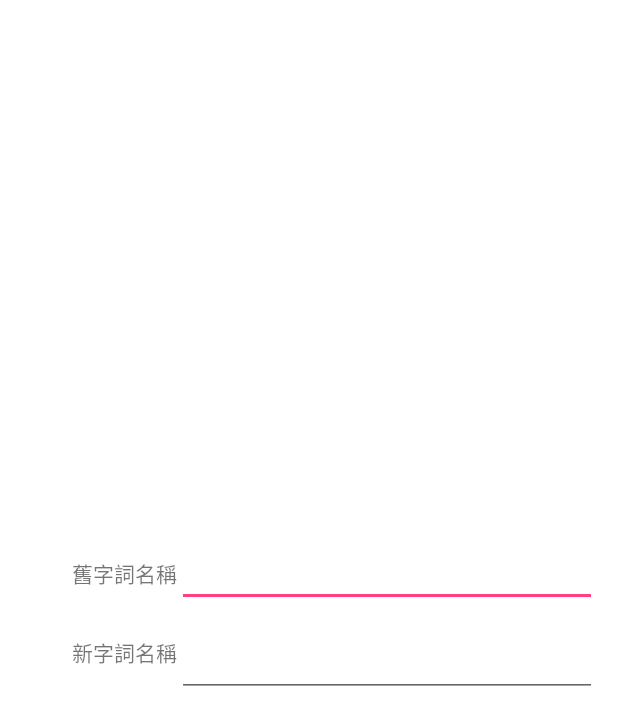
After one commit to 402850431/faceDetectWithHelloSystem, an Android app: the layout fragment_rename_lexicon_word.xml on its own in the app's theme, with its tools: preview values and no code run, on a phone screen of 412 x 824 dp. The commit adds this screen. Shown: the top 725 px of the screen. Run offline under Robolectric (Android 15) with nearby library versions, the phone set to English and light mode, and no system bars.

Commit message:
fix old bugs.

```diff
--- /dev/null
+++ b/app/src/main/res/layout/fragment_rename_lexicon_word.xml
@@ -0,0 +1,66 @@
+<?xml version="1.0" encoding="utf-8"?>
+<LinearLayout xmlns:android="http://schemas.android.com/apk/res/android"
+    xmlns:tools="http://schemas.android.com/tools"
+    android:layout_width="match_parent"
+    android:layout_height="match_parent"
+    android:orientation="vertical"
+    android:background="@color/white"
+    android:gravity="center"
+    android:paddingStart="@dimen/super_large_margin"
+    android:paddingEnd="@dimen/small_margin"
+    tools:context=".view.new_lexicon.NewLexiconFragment">
+
+    <!-- TODO: Update blank fragment layout -->
+    <LinearLayout
+        android:layout_width="match_parent"
+        android:layout_height="wrap_content"
+        android:orientation="horizontal">
+
+        <TextView
+            android:layout_width="wrap_content"
+            android:layout_height="match_parent"
+            android:gravity="center"
+            android:text="@string/oldWordName" />
+
+        <EditText
+            android:id="@+id/oldLexiconEt"
+            android:layout_width="@dimen/test_image_size"
+            android:maxLength="99"
+            android:layout_height="match_parent" />
+
+    </LinearLayout>
+
+    <LinearLayout
+        android:layout_width="match_parent"
+        android:layout_height="wrap_content"
+        android:orientation="horizontal">
+
+        <TextView
+            android:layout_width="wrap_content"
+            android:layout_height="match_parent"
+            android:gravity="center"
+            android:text="@string/newWordName" />
+
+        <EditText
+            android:id="@+id/newLexiconEt"
+            android:layout_width="@dimen/test_image_size"
+            android:maxLength="99"
+            android:layout_height="match_parent"/>
+
+        <ImageView
+            android:id="@+id/renameImg"
+            android:layout_width="@dimen/test_middle_image_size"
+            android:layout_height="match_parent"
+            android:padding="@dimen/small_margin"
+            android:src="@android:drawable/btn_plus"/>
+
+        <ImageView
+            android:id="@+id/clearTextImg"
+            android:layout_width="@dimen/test_middle_image_size"
+            android:layout_height="match_parent"
+            android:padding="@dimen/small_margin"
+            android:src="@android:drawable/ic_delete"/>
+
+    </LinearLayout>
+
+</LinearLayout>
--- a/app/src/main/res/values/strings.xml
+++ b/app/src/main/res/values/strings.xml
@@ -310,4 +310,6 @@
     <string name="disconnectBluetooth">已中斷藍芽連結</string>
     <string name="bluetoothConnectSuccess">藍芽連結成功</string>
     <string name="tableIsEmpty">尚未有任何詞庫，請先新增詞庫</string>
+    <string name="oldWordName">舊字詞名稱</string>
+    <string name="newWordName">新字詞名稱</string>
 </resources>
```
Also changed, not shown: app/src/main/java/com/example/user/facedetectwithhellosystem/view/FaceDetectNoAnalysisActivity.java (+18 -1 lines), app/src/main/java/com/example/user/facedetectwithhellosystem/view/MainActivity.java (+11 -0 lines), app/src/main/java/com/example/user/facedetectwithhellosystem/view/ManageLexiconFragment.java (+19 -1 lines), app/src/main/java/com/example/user/facedetectwithhellosystem/view/RenameLexiconFragment.java (+20 -1 lines), app/src/main/java/com/example/user/facedetectwithhellosystem/view/RenameWordFragment.java (+22 -2 lines), app/src/main/java/com/example/user/facedetectwithhellosystem/view/choose_lexicon/ChooseLexiconFragment.java (+12 -0 lines), app/src/main/java/com/example/user/facedetectwithhellosystem/view/choose_lexicon/choose_lexicon_word/ChooseLexiconWordsFragment.java (+22 -0 lines), app/src/main/java/com/example/user/facedetectwithhellosystem/view/new_lexicon/NewLexiconFragment.java (+16 -1 lines).
